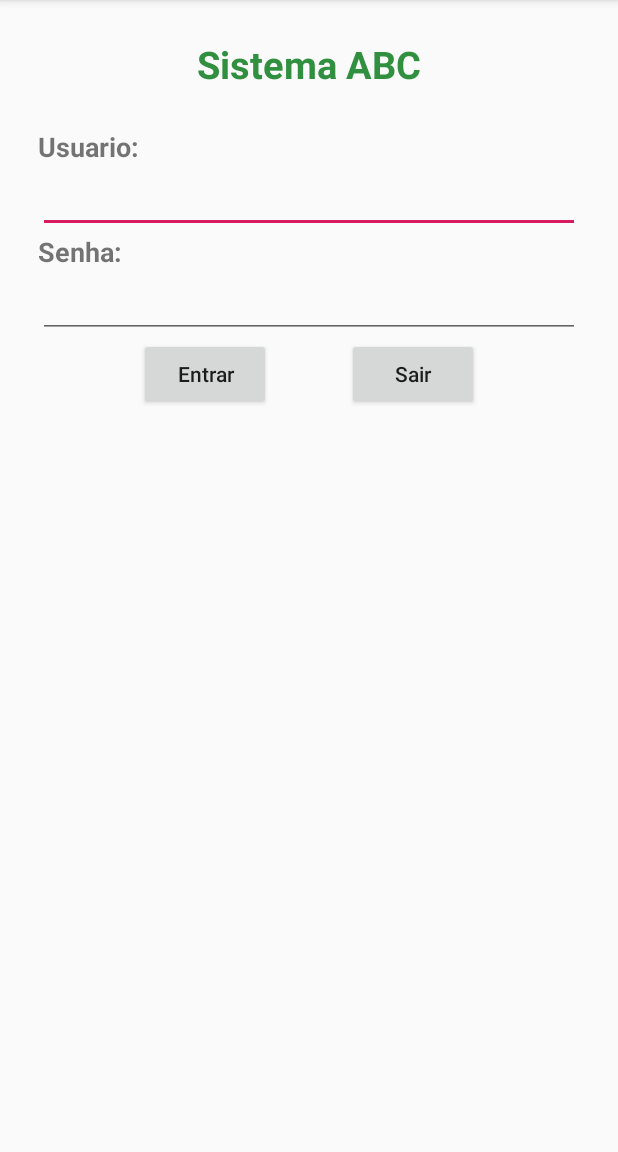
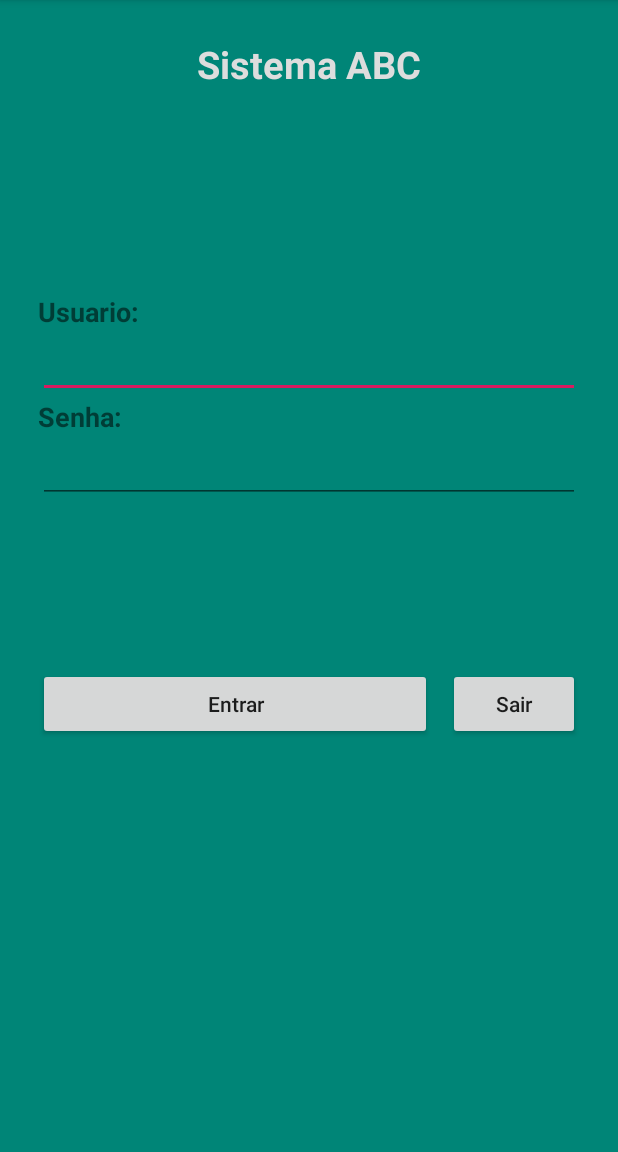
Before and after one commit to devjsilva/aulas-android, an Android app: the screen it shows after launch (MainActivity), on a phone screen of 412 x 824 dp, the part 84-1236 px from its top. Run offline under Robolectric (Android 15) with nearby library versions, the phone set to English and light mode, and no system bars.

Commit message:
aula2702

```diff
--- a/app/src/main/res/layout/activity_main.xml
+++ b/app/src/main/res/layout/activity_main.xml
@@ -5,7 +5,8 @@
     android:layout_width="match_parent"
     android:layout_height="match_parent"
     android:orientation="vertical"
-    tools:context=".MainActivity">
+    tools:context=".MainActivity"
+    android:background="#008577">
 
     <TextView
         android:layout_width="match_parent"
@@ -13,14 +14,16 @@
         android:layout_margin="25dp"
         android:gravity="center"
         android:text="Sistema ABC"
-        android:textColor="#309040"
+        android:textColor="#DDD"
         android:textSize="25sp"
         android:textStyle="bold" />
 
     <LinearLayout
         android:layout_width="match_parent"
         android:layout_height="wrap_content"
-        android:orientation="vertical">
+        android:orientation="vertical"
+        android:layout_marginTop="110dp"
+        android:layout_marginBottom="110dp">
 
         <TextView
             android:layout_width="match_parent"
@@ -65,16 +68,18 @@
             android:layout_width="wrap_content"
             android:layout_height="match_parent"
             android:layout_marginLeft="25dp"
-            android:layout_marginRight="25dp"
+            android:layout_marginRight="5dp"
             android:text="Entrar"
+            android:layout_weight="1"
             android:textAllCaps="false" />
 
         <Button
             android:layout_width="wrap_content"
             android:layout_height="match_parent"
-            android:layout_marginLeft="25dp"
+            android:layout_marginLeft="5dp"
             android:layout_marginRight="25dp"
             android:text="Sair"
+            android:layout_weight="0"
             android:textAllCaps="false" />
     </LinearLayout>
 </LinearLayout>
```
